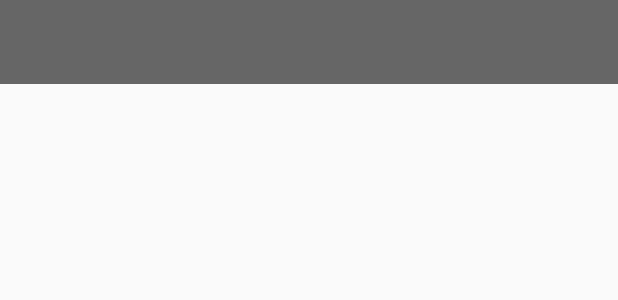
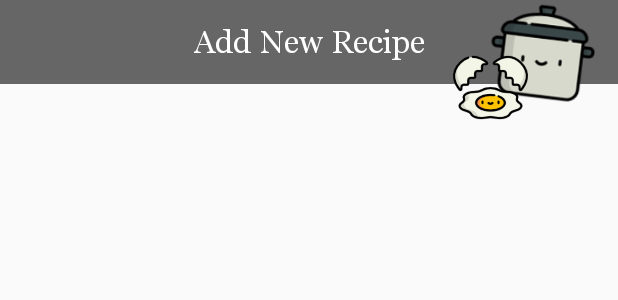
Before and after one commit to xMISSJ/Mobile_Development-YumYum, an Android app: the layout activity_add.xml on its own in the app's theme, with its tools: preview values and no code run, on a phone screen of 412 x 824 dp. Shown: the top 300 px of the screen. Run offline under Robolectric (Android 15) with nearby library versions, the phone set to English and light mode, and no system bars.

Commit message:
Changes: Several layout updates, added font and also now working on the tab layout.

```diff
--- a/app/src/main/java/com/example/yumyum/Activities/AddActivity.kt
+++ b/app/src/main/java/com/example/yumyum/Activities/AddActivity.kt
@@ -35,10 +35,7 @@ class AddActivity : AppCompatActivity() {
         toolbar = findViewById(R.id.toolbarAdd);
         setSupportActionBar(toolbar);
 
-        // Add back arrow.
+        // Set back arrow and title.
         supportActionBar?.setDisplayHomeAsUpEnabled(true);
-
-        toolbar.title = "Add New Recipe";
-
     }
 }
--- /dev/null
+++ b/app/src/main/res/drawable/ic_arrow_back_white.xml
@@ -0,0 +1,5 @@
+<vector android:height="24dp" android:tint="#FFFFFF"
+    android:viewportHeight="24.0" android:viewportWidth="24.0"
+    android:width="24dp" xmlns:android="http://schemas.android.com/apk/res/android">
+    <path android:fillColor="#FF000000" android:pathData="M20,11H7.83l5.59,-5.59L12,4l-8,8 8,8 1.41,-1.41L7.83,13H20v-2z"/>
+</vector>
--- a/app/src/main/res/layout/activity_add.xml
+++ b/app/src/main/res/layout/activity_add.xml
@@ -1,14 +1,42 @@
 <?xml version="1.0" encoding="utf-8"?>
-<androidx.constraintlayout.widget.ConstraintLayout
-    xmlns:android="http://schemas.android.com/apk/res/android"
+<androidx.constraintlayout.widget.ConstraintLayout xmlns:android="http://schemas.android.com/apk/res/android"
     xmlns:tools="http://schemas.android.com/tools"
     android:layout_width="match_parent"
     android:layout_height="match_parent"
-    tools:context=".Activities.AddActivity"
-    android:id="@+id/parentAddActivity">
+    xmlns:app="http://schemas.android.com/apk/res-auto"
+    tools:context=".Activities.AddActivity">
 
     <include
         android:id="@+id/toolbarAdd"
         layout="@layout/recipe_toolbar"/>
 
+    <ImageView
+        android:id="@+id/ivCookingPotSmall"
+        android:layout_width="70dp"
+        android:layout_height="70dp"
+        android:layout_marginEnd="15dp"
+        android:contentDescription="@string/cooking_pot_description"
+        app:layout_constraintBottom_toBottomOf="parent"
+        app:layout_constraintEnd_toEndOf="parent"
+        app:layout_constraintHorizontal_bias="1.0"
+        app:layout_constraintStart_toStartOf="parent"
+        app:layout_constraintTop_toTopOf="parent"
+        app:layout_constraintVertical_bias="0.0"
+        app:srcCompat="@drawable/cooking_pot_medium" />
+
+    <ImageView
+        android:id="@+id/ivRecipeBook"
+        android:layout_width="50dp"
+        android:layout_height="50dp"
+        android:layout_marginTop="33dp"
+        android:layout_marginEnd="60dp"
+        android:contentDescription="@string/recipe_book_description"
+        app:layout_constraintBottom_toBottomOf="parent"
+        app:layout_constraintEnd_toEndOf="parent"
+        app:layout_constraintHorizontal_bias="1.0"
+        app:layout_constraintStart_toStartOf="@+id/toolbarHome"
+        app:layout_constraintTop_toTopOf="parent"
+        app:layout_constraintVertical_bias="0.0"
+        app:srcCompat="@drawable/egg" />
+
 </androidx.constraintlayout.widget.ConstraintLayout>
--- a/app/src/main/res/layout/recipe_toolbar.xml
+++ b/app/src/main/res/layout/recipe_toolbar.xml
@@ -12,6 +12,8 @@
         android:layout_height="wrap_content"
         android:layout_gravity="center"
         android:fontFamily="@font/georgia"
-        android:textSize="22sp" />
+        android:text="@string/add_activity_title"
+        android:textColor="@color/white"
+        android:textSize="21sp" />
 
 </androidx.appcompat.widget.Toolbar>
--- a/app/src/main/res/values/colors.xml
+++ b/app/src/main/res/values/colors.xml
@@ -5,5 +5,5 @@
     <color name="colorAccent">#575757</color>
     <color name="backgroundColor">#efefef</color>
     <color name="splashBackgroundColor">#D9D9D9</color>
-    <color name="white">#ffffff</color>
+    <color name="white">#FFFFFF</color>
 </resources>
--- a/app/src/main/res/values/dimens.xml
+++ b/app/src/main/res/values/dimens.xml
@@ -2,4 +2,5 @@
 <resources xmlns:tools="http://schemas.android.com/tools">
     <!--Floating action button-->
     <dimen name="design_fab_image_size" tools:override="true">36dp</dimen>
+    <dimen name="fab_margin">16dp</dimen>
 </resources>
--- a/app/src/main/res/values/strings.xml
+++ b/app/src/main/res/values/strings.xml
@@ -4,4 +4,11 @@
     <!-- For activity_home.xml -->
     <string name="cooking_pot_description">It\'s a cooking pot.</string>
     <string name="recipe_book_description">It\'s a recipe book.</string>
+
+    <!-- For activity_add.xml -->
+    <string name="add_activity_title">Add New Recipe</string>
+
+    <!-- For menu_main.xml -->
+    <string name="recipe_fagment_name">Recipe</string>
+    <string name="rating_fragment_name">Rating</string>
 </resources>
```
Also changed, not shown: app/src/main/AndroidManifest.xml (+4 -4 lines), app/src/main/res/layout/activity_home.xml (+22 -3 lines), app/src/main/res/menu/menu_main.xml (added, +13 -0 lines), app/src/main/res/values/styles.xml (+10 -0 lines), app/src/main/res/drawable/cooking_pot_large.png (added), app/src/main/res/drawable/cooking_pot_medium.png (added), app/src/main/res/drawable/egg.png (added), app/src/main/res/drawable/logo_small.png (added), app/src/main/res/drawable/recipe_book_small.png (added), app/src/main/res/font/georgia.ttf (added).
